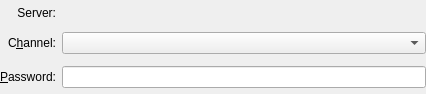
The window that src/irc/joinchannelui.ui (KDE/konversation) describes before a commit, drawn with Qt 5.
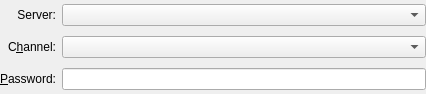
The same window after the commit. Custom widgets are drawn as their Qt base class.

Commit message: Add a combobox for choosing a network when joining a channel with Ctrl+J.

What changed in the file:
```diff
--- a/src/irc/joinchannelui.ui
+++ b/src/irc/joinchannelui.ui
@@ -89,20 +89,7 @@
     </widget>
    </item>
    <item row="0" column="1">
-    <widget class="QLabel" name="serverLbl">
-     <property name="sizePolicy">
-      <sizepolicy hsizetype="Preferred" vsizetype="Fixed">
-       <horstretch>0</horstretch>
-       <verstretch>0</verstretch>
-      </sizepolicy>
-     </property>
-     <property name="text">
-      <string/>
-     </property>
-     <property name="wordWrap">
-      <bool>false</bool>
-     </property>
-    </widget>
+    <widget class="QComboBox" name="networkNameCombo"/>
    </item>
   </layout>
  </widget>
```
The commit also changes 3 other files.
